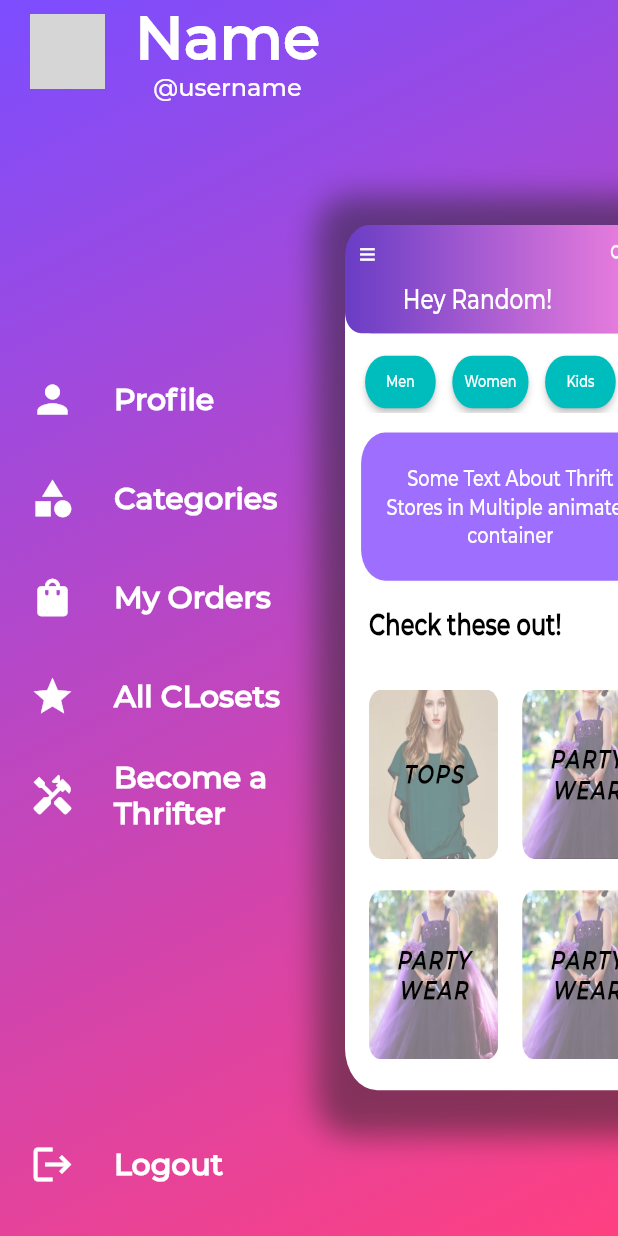
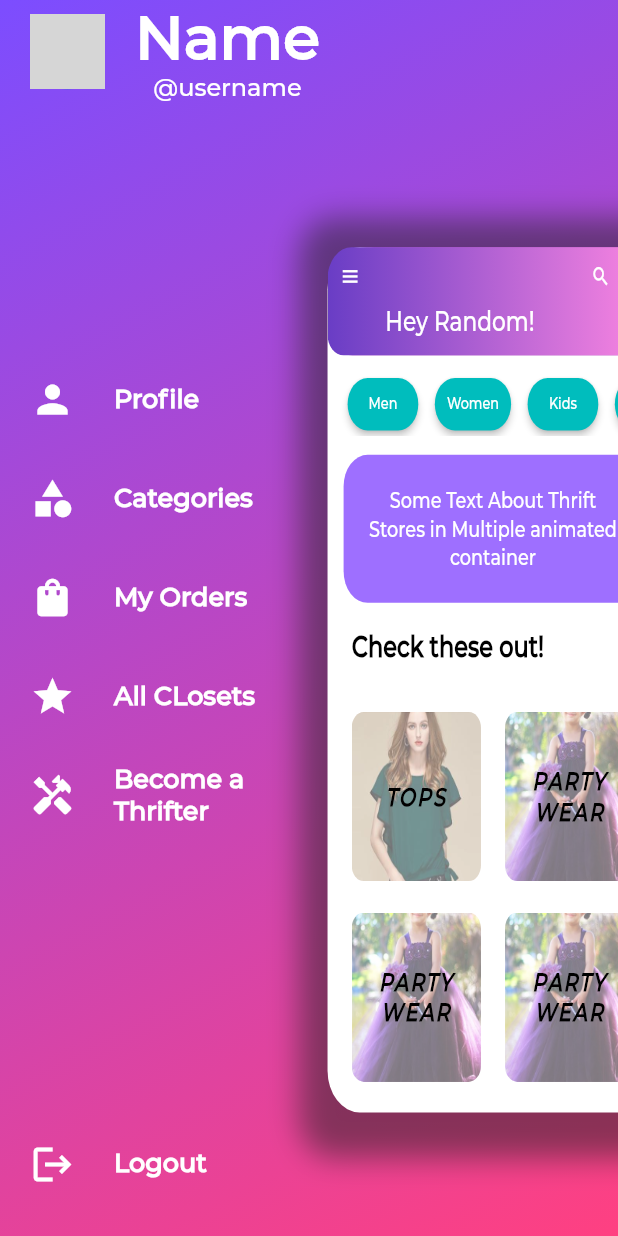
Before and after one commit to barbie-in-tech/HackOn, a Flutter app: the MainScreen screen opened by its route, scrolled down 57 dp, after a tap on the "menu" icon, on a phone screen of 412 x 824 dp. Run offline on Flutter 3.47's test engine with Material 2 defaults, Android fonts, the phone set to English and light mode, and no system bars; accounts and stored records are empty; network calls fail; project files that could hold a hidden picture were left out; grey boxes are pictures that could not be loaded.

Commit message:
media queries updated,ui bugs fixed

```diff
--- a/lib/Screens/drawer_Screen.dart
+++ b/lib/Screens/drawer_Screen.dart
@@ -60,7 +60,7 @@ class _DrawerScreenState extends State<DrawerScreen> {
               ],
             ),
             Container(
-              width: 200.0,
+              width: MediaQuery.of(context).size.width * 0.5,
               child: Column(
                 mainAxisAlignment: MainAxisAlignment.center,
                 children: [
--- a/lib/Screens/home_Screen.dart
+++ b/lib/Screens/home_Screen.dart
@@ -18,8 +18,8 @@ class _HomeScreenState extends State<HomeScreen> {
   void drawerHandler() {
     setState(() {
       if (!isDrawerOpen) {
-        xOffset = 230;
-        yOffset = 150;
+        xOffset = MediaQuery.of(context).size.width * 0.53;
+        yOffset = MediaQuery.of(context).size.height * 0.2;
 
         scaleFactor = 0.7;
         isDrawerOpen = true;
--- a/lib/Screens/profile.dart
+++ b/lib/Screens/profile.dart
@@ -113,16 +113,18 @@ class _ProfileScreenState extends State<ProfileScreen> {
                   ),
                   child: Container(
                     margin: EdgeInsets.all(5.0),
-                    padding: EdgeInsets.symmetric(
-                        horizontal: 20.0, vertical: 50.0),
+                    padding:
+                        EdgeInsets.symmetric(horizontal: 20.0, vertical: 50.0),
                     height: mediaQuery.height * 0.4,
                     width: double.infinity,
                     alignment: Alignment.topLeft,
                     child: Column(
                       crossAxisAlignment: CrossAxisAlignment.start,
                       children: [
-                        SizedBox(height: mediaQuery.height * 0.05,),
-                                               Text(
+                        SizedBox(
+                          height: mediaQuery.height * 0.03,
+                        ),
+                        Text(
                           "Name",
                           style: TextStyle(
                             color: Colors.white,
@@ -146,9 +148,16 @@ class _ProfileScreenState extends State<ProfileScreen> {
                 ),
                 Padding(
                   padding: const EdgeInsets.only(top: 30),
-                  child: IconButton(icon: Icon(Icons.navigate_before, color: Colors.white, size: 30,), onPressed: (){Navigator.pop(context);}),
+                  child: IconButton(
+                      icon: Icon(
+                        Icons.navigate_before,
+                        color: Colors.white,
+                        size: 30,
+                      ),
+                      onPressed: () {
+                        Navigator.pop(context);
+                      }),
                 ),
-
                 Positioned(
                   left: mediaQuery.width * 0.36,
                   top: mediaQuery.height * 0.14,
--- a/lib/constants.dart
+++ b/lib/constants.dart
@@ -52,7 +52,7 @@ List<Map> drawerItems = [
 const pi = 180;
 const kDrawerTextStyle = TextStyle(
   color: Colors.white,
-  fontSize: 20,
+  fontSize: 17,
   fontWeight: FontWeight.bold,
 );
 
```
